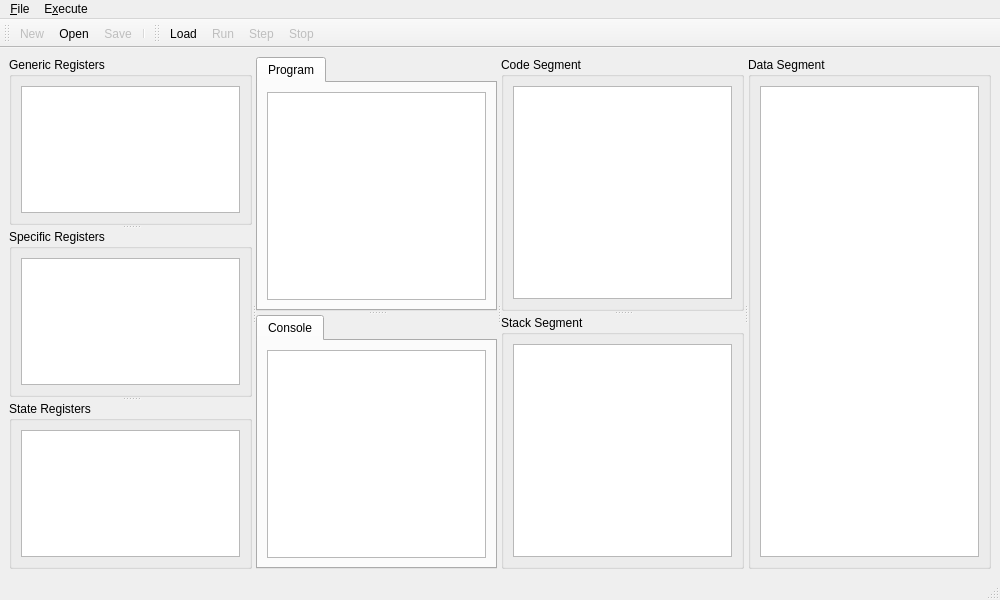
The window that ui/mainwindow.ui (ZubinGou/8086-emulator) describes before a commit, drawn with Qt 5.
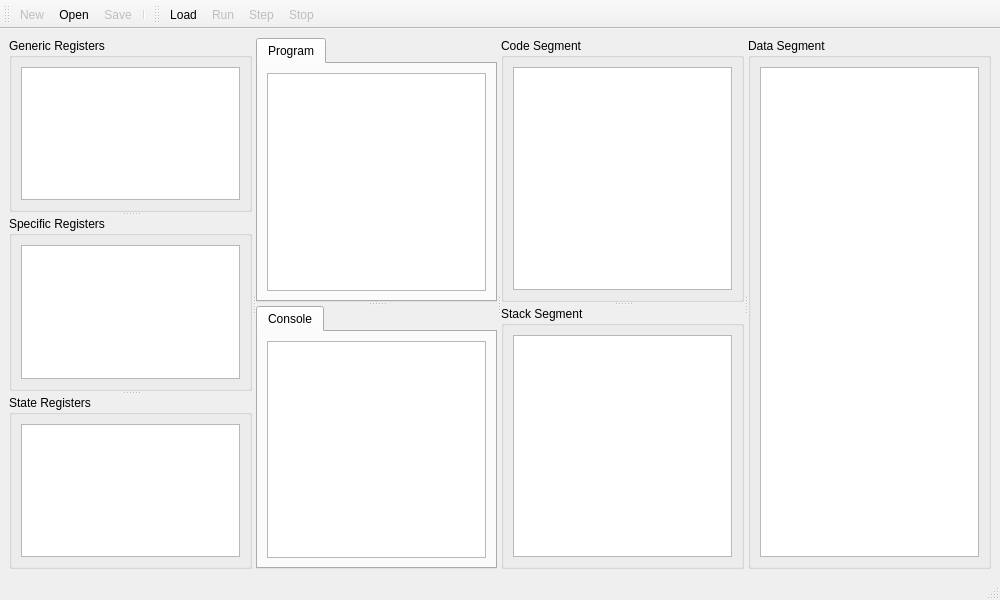
The same window after the commit. Icons and pictures are not drawn. Custom widgets are drawn as their Qt base class.

```diff
--- a/ui/mainwindow.ui
+++ b/ui/mainwindow.ui
@@ -226,29 +226,6 @@
      <height>22</height>
     </rect>
    </property>
-   <widget class="QMenu" name="menuFile">
-    <property name="title">
-     <string>&amp;File</string>
-    </property>
-    <addaction name="actionNew"/>
-    <addaction name="actionOpen"/>
-    <addaction name="actionSave"/>
-    <addaction name="separator"/>
-    <addaction name="actionQuit"/>
-   </widget>
-   <widget class="QMenu" name="menuExecute">
-    <property name="title">
-     <string>E&amp;xecute</string>
-    </property>
-    <addaction name="actionLoad"/>
-    <addaction name="separator"/>
-    <addaction name="actionRun"/>
-    <addaction name="actionStep"/>
-    <addaction name="actionMicrostep "/>
-    <addaction name="actionStop"/>
-   </widget>
-   <addaction name="menuFile"/>
-   <addaction name="menuExecute"/>
   </widget>
   <widget class="QStatusBar" name="statusbar"/>
   <widget class="QToolBar" name="toolbarDefault">
```
Left out of the diff: 2 changed lines with no effect on the pictures.
